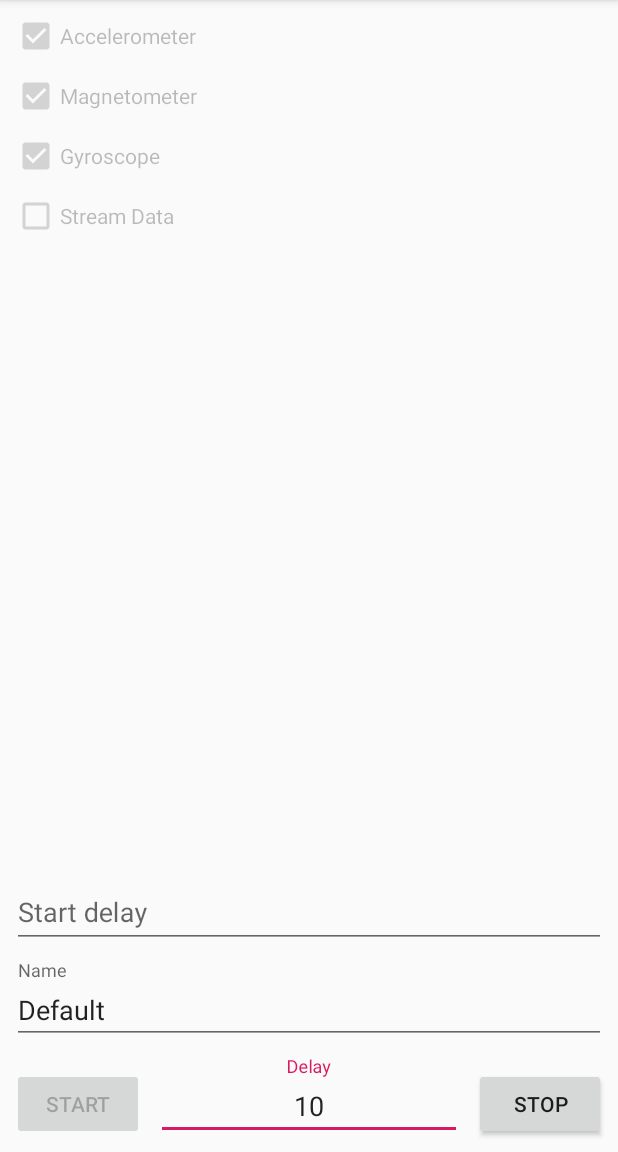
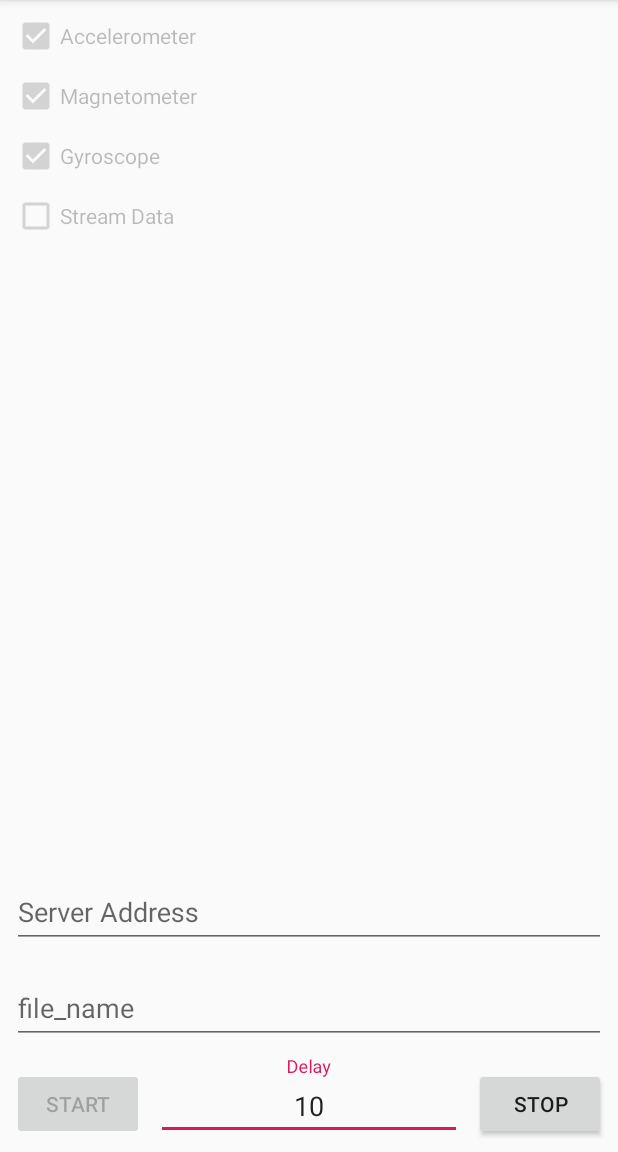
Before and after one commit to MJARuijs/InventionAssignmentApp, an Android app: the screen it shows after launch (MainActivity), after a tap on "START", on a phone screen of 412 x 824 dp, the part 84-1236 px from its top. Run offline under Robolectric (Android 15) with nearby library versions, the phone set to English and light mode, and no system bars; network calls fail.

Commit message:
Add text field inwhich the server address can be typed

```diff
--- a/app/src/main/java/com/mjaruijs/inventionassignment/MainActivity.kt
+++ b/app/src/main/java/com/mjaruijs/inventionassignment/MainActivity.kt
@@ -11,6 +11,12 @@ import kotlinx.android.synthetic.main.activity_main.*
 import java.lang.Exception
 
 class MainActivity : AppCompatActivity() {
+
+    // Address and port for the server. CHANGE THESE ACCORDING TO THE SERVER
+    private companion object {
+        private const val SERVER_ADDRESS = "192.168.178.18"
+        private const val SERVER_PORT = 8081
+    }
 
     private lateinit var thread: Thread
     private lateinit var sensors: Sensors
@@ -89,16 +95,12 @@ class MainActivity : AppCompatActivity() {
      */
     private fun start() {
         if (!started) {
-            if (start_delay.text?.isNotEmpty()!!) {
-                val startDelay = start_delay.text.toString().toLong()
-                Thread.sleep(startDelay)
-            }
 
             // Vibrate for a moment to let the user know a measurement is starting
             vibrator.vibrate(VibrationEffect.createOneShot(400, VibrationEffect.DEFAULT_AMPLITUDE))
 
             // Wait for the vibration to finish. Otherwise, it might influence the data
-            Thread.sleep(400)
+            Thread.sleep(500)
             thread = Thread {
 
                 sensors = Sensors(getSystemService(Context.SENSOR_SERVICE) as SensorManager)
@@ -141,7 +143,8 @@ class MainActivity : AppCompatActivity() {
     private fun sendData(values: String) {
         Thread {
             try {
-                val client = Client("145.94.165.161", 8081)
+                val address = server_address.text.toString()
+                val client = Client(address, SERVER_PORT)
                 client.write(values)
                 client.close()
             } catch(e: Exception) {
--- a/app/src/main/res/layout/activity_main.xml
+++ b/app/src/main/res/layout/activity_main.xml
@@ -75,7 +75,7 @@
         <android.support.design.widget.TextInputEditText
                 android:layout_width="match_parent"
                 android:layout_height="wrap_content"
-                android:hint="Name" android:id="@+id/name_input" android:text="Default"/>
+                android:hint="file_name" android:id="@+id/name_input"/>
     </android.support.design.widget.TextInputLayout>
     <android.support.design.widget.TextInputLayout
             android:layout_width="0dp"
@@ -87,6 +87,7 @@
         <android.support.design.widget.TextInputEditText
                 android:layout_width="match_parent"
                 android:layout_height="wrap_content"
-                android:hint="Start delay" android:id="@+id/start_delay"/>
+                android:hint="Server Address" android:id="@+id/server_address"
+                android:inputType="phone"/>
     </android.support.design.widget.TextInputLayout>
 </android.support.constraint.ConstraintLayout>
```
